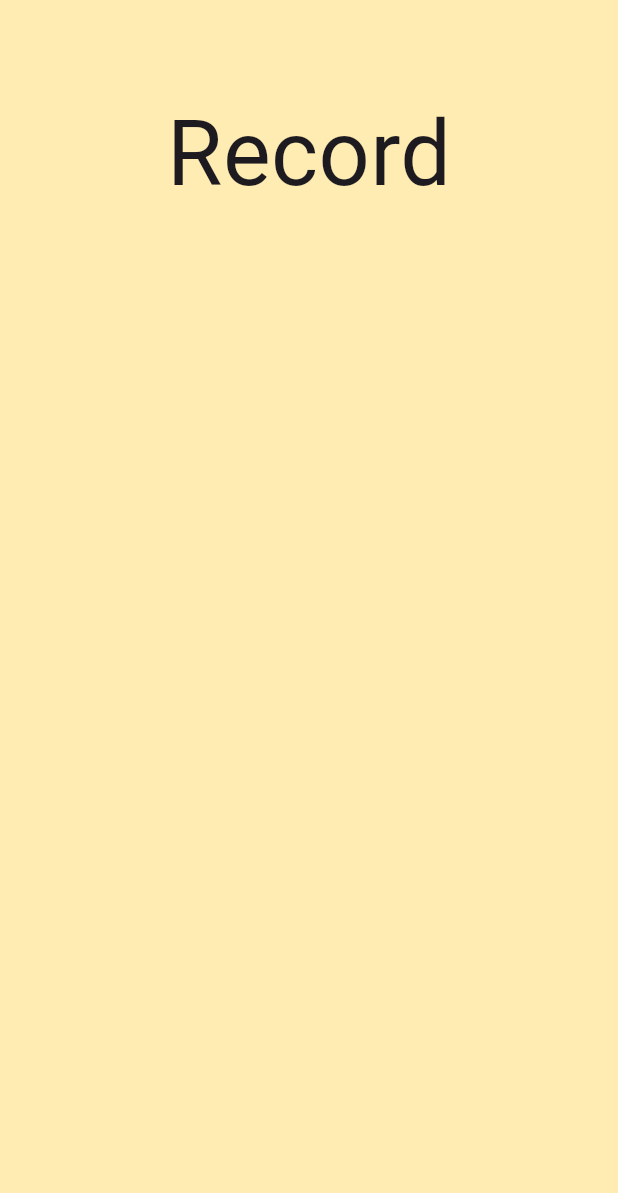
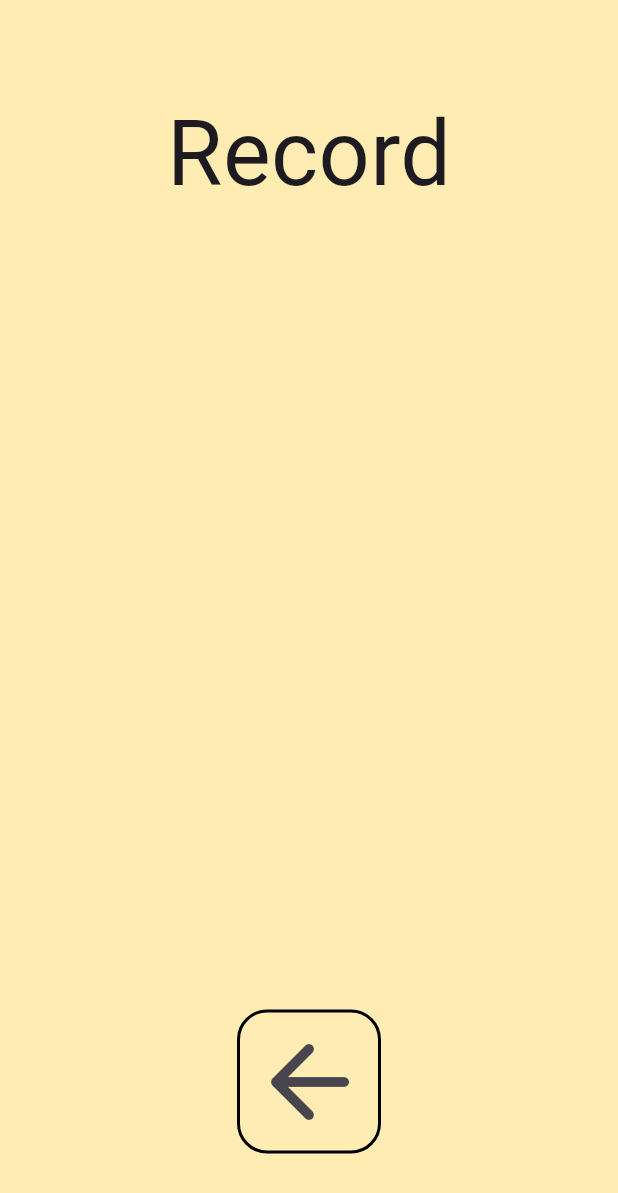
Before and after one commit to leejewon97/1to50, a Flutter app: the screen it shows after launch, after a tap on the "format list numbered" icon, on a phone screen of 412 x 824 dp. Shown: the top 1193 px of the screen. Run offline on Flutter 3.47's test engine with Material 3 defaults, Android fonts, the phone set to English and light mode, and no system bars; our stand-ins replace shared_preferences.

Commit message:
홈 비율 변경 및 RecordScreen에 버튼 추가

```diff
--- a/lib/screens/home_screen.dart
+++ b/lib/screens/home_screen.dart
@@ -20,7 +20,11 @@ class HomeScreen extends StatelessWidget {
       body: Column(
         children: [
           const Flexible(
-            flex: 3,
+            flex: 1,
+            child: SizedBox.expand(),
+          ),
+          const Flexible(
+            flex: 2,
             child: Center(
               child: Text(
                 '1 to 50',
@@ -29,7 +33,8 @@ class HomeScreen extends StatelessWidget {
             ),
           ),
           Flexible(
-            flex: 1,
+            flex: 2,
+            child: Center(
               child: Row(
                 mainAxisAlignment: MainAxisAlignment.spaceEvenly,
                 children: [
@@ -44,6 +49,7 @@ class HomeScreen extends StatelessWidget {
                 ],
               ),
             ),
+          ),
         ],
       ),
     );
--- a/lib/screens/record_screen.dart
+++ b/lib/screens/record_screen.dart
@@ -3,10 +3,12 @@ import 'package:shared_preferences/shared_preferences.dart';
 
 class RecordScreen extends StatelessWidget {
   final SharedPreferences prefs;
+  final ButtonStyle buttonStyle;
 
   const RecordScreen({
     super.key,
     required this.prefs,
+    required this.buttonStyle,
   });
 
   @override
@@ -27,7 +29,7 @@ class RecordScreen extends StatelessWidget {
             ),
           ),
           Flexible(
-            flex: 3,
+            flex: 2,
             child: ListView.builder(
               itemCount: recordTimes.length,
               itemBuilder: (context, index) {
@@ -42,6 +44,21 @@ class RecordScreen extends StatelessWidget {
               },
             ),
           ),
+          Flexible(
+            flex: 1,
+            child: Center(
+              child: IconButton(
+                onPressed: () {
+                  Navigator.pop(context);
+                },
+                icon: const Icon(
+                  Icons.arrow_back_rounded,
+                  size: 80,
+                ),
+                style: buttonStyle,
+              ),
+            ),
+          ),
         ],
       ),
     );
--- a/lib/widgets/record_button_widget.dart
+++ b/lib/widgets/record_button_widget.dart
@@ -20,6 +20,7 @@ class RecordButton extends StatelessWidget {
             context,
             MaterialPageRoute(
               builder: (context) => RecordScreen(
+                buttonStyle: buttonStyle,
                 prefs: prefs,
               ),
             ));
```
Lines whose indentation alone changed are shown as unchanged.
